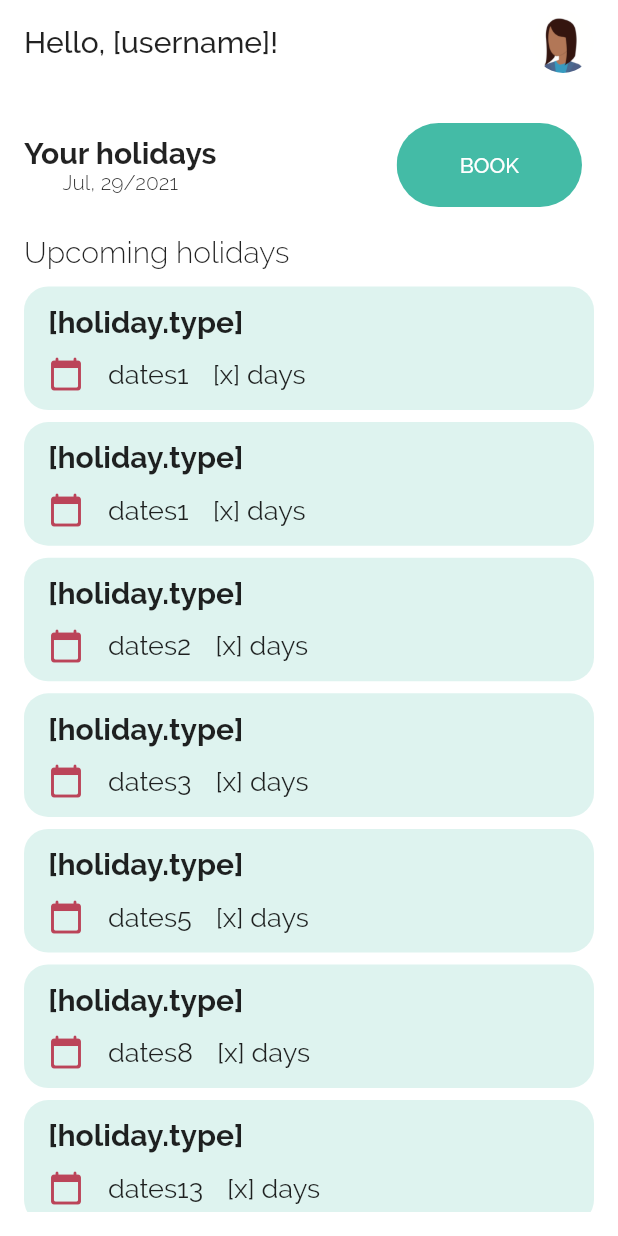
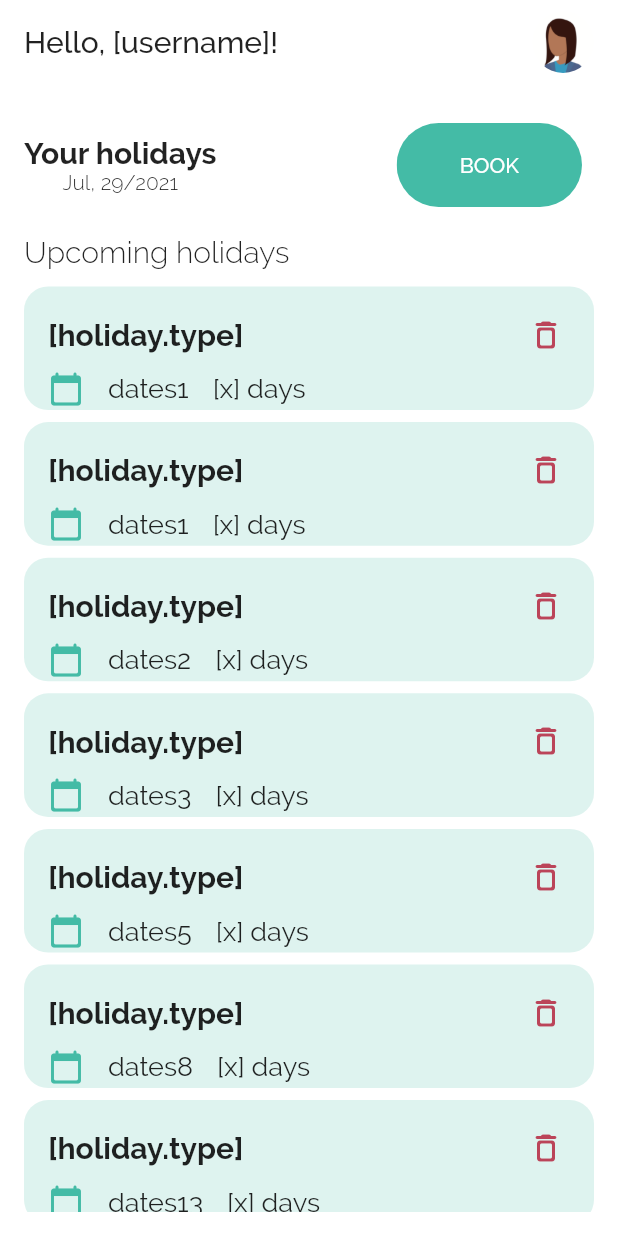
Before and after one commit to fpenim/flutter_hat, a Flutter app: the HomeScreen screen opened directly, on a phone screen of 412 x 824 dp. Run offline on Flutter 3.47's test engine with Material 2 defaults, Android fonts, the phone set to English and light mode, and no system bars.

Commit message:
Add HolidayModel

```diff
--- /dev/null
+++ b/lib/models/holiday_model.dart
@@ -0,0 +1,34 @@
+import 'dart:collection';
+
+import 'package:flutter/material.dart';
+
+class HolidayModel extends ChangeNotifier {
+  /// Internal, private state of the holidays.
+  final List<String> _holidays = [
+    '1',
+    '1',
+    '2',
+    '3',
+    '5',
+    '8',
+    '13',
+    '21',
+    '34',
+    '55'
+  ];
+
+  /// An unmodifiable view of the holidays.
+  UnmodifiableListView<String> get holidays => UnmodifiableListView(_holidays);
+
+  /// Adds [holiday] to the list of holidays.
+  void add(String holiday) {
+    _holidays.add(holiday);
+    notifyListeners();
+  }
+
+  /// Removes [holiday] from the list of holidays.
+  void remove(String holiday) {
+    _holidays.remove(holiday);
+    notifyListeners();
+  }
+}
--- a/lib/screens/EditHoliday/widgets/body.dart
+++ b/lib/screens/EditHoliday/widgets/body.dart
@@ -1,6 +1,8 @@
 import 'package:flutter/material.dart';
 import 'package:flutter_hat/constants.dart';
+import 'package:flutter_hat/models/holiday_model.dart';
 import 'package:flutter_hat/widgets/rounded_button.dart';
+import 'package:provider/provider.dart';
 
 import 'holiday_summary.dart';
 
@@ -84,9 +86,11 @@ class _BodyState extends State<Body> {
                 RoundedButton(
                   text: 'BOOK',
                   press: () {
+                    Provider.of<HolidayModel>(context, listen: false).add('7');
                     ScaffoldMessenger.of(context).showSnackBar(
                       const SnackBar(content: Text('Valid!')),
                     );
+                    Navigator.of(context).pop();
                   },
                   widthRatio: 0.6,
                 )
--- a/lib/screens/Home/widgets/body.dart
+++ b/lib/screens/Home/widgets/body.dart
@@ -6,18 +6,6 @@ import 'holiday_list_view.dart';
 class Body extends StatelessWidget {
   @override
   Widget build(BuildContext context) {
-    List<String> bookedHolidays = [
-      '1',
-      '1',
-      '2',
-      '3',
-      '5',
-      '8',
-      '13',
-      '21',
-      '34',
-      '55'
-    ];
     Size size = MediaQuery.of(context).size;
 
     return Padding(
@@ -43,7 +31,7 @@ class Body extends StatelessWidget {
                 ],
               ),
             ),
-            HolidayListView(holidays: bookedHolidays, size: size)
+            HolidayListView(size: size)
           ],
         ),
       ),
--- a/lib/screens/Home/widgets/holiday_container.dart
+++ b/lib/screens/Home/widgets/holiday_container.dart
@@ -1,12 +1,14 @@
 import 'package:flutter/material.dart';
+import 'package:flutter_hat/models/holiday_model.dart';
+import 'package:provider/provider.dart';
 
 class HolidayContainer extends StatelessWidget {
   const HolidayContainer(
-    this.i, {
+    this.holiday, {
     Key? key,
   }) : super(key: key);
 
-  final String i;
+  final String holiday;
 
   @override
   Widget build(BuildContext context) {
@@ -16,32 +18,38 @@ class HolidayContainer extends StatelessWidget {
       height: size.height * 0.1,
       margin: EdgeInsets.symmetric(vertical: 4.0),
       alignment: Alignment.center,
-      child: Column(
-        mainAxisAlignment: MainAxisAlignment.spaceEvenly,
-        children: [
-          Padding(
-            padding: const EdgeInsets.symmetric(horizontal: 16.0),
-            child: Row(
+      child: Padding(
+        padding: const EdgeInsets.fromLTRB(16.0, 8.0, 8.0, 8.0),
+        child: Column(
+          mainAxisAlignment: MainAxisAlignment.start,
+          children: [
+            Row(
+              mainAxisAlignment: MainAxisAlignment.spaceBetween,
               children: [
                 Text(
                   '[holiday.type]',
                   style: Theme.of(context).textTheme.headline6,
                 ),
+                IconButton(
+                    onPressed: () =>
+                        Provider.of<HolidayModel>(context, listen: false)
+                            .remove(holiday),
+                    icon: Icon(
+                      Icons.delete_outline_rounded,
+                      color: Theme.of(context).accentColor,
+                    ))
               ],
             ),
-          ),
-          Padding(
-            padding: const EdgeInsets.symmetric(horizontal: 16.0),
-            child: Row(
+            Row(
               children: [
                 Icon(
                   Icons.calendar_today_rounded,
-                  color: Theme.of(context).accentColor,
+                  color: Theme.of(context).primaryColor,
                 ),
                 Padding(
                   padding: const EdgeInsets.symmetric(horizontal: 16.0),
                   child: Text(
-                    'dates' + i,
+                    'dates' + holiday,
                     style: Theme.of(context).textTheme.bodyText1,
                   ),
                 ),
@@ -54,8 +62,8 @@ class HolidayContainer extends StatelessWidget {
                 ),
               ],
             ),
-          ),
-        ],
+          ],
+        ),
       ),
       decoration: BoxDecoration(
           color: Theme.of(context).primaryColorLight,
--- a/lib/screens/Home/widgets/holiday_list_view.dart
+++ b/lib/screens/Home/widgets/holiday_list_view.dart
@@ -1,24 +1,26 @@
 import 'package:flutter/material.dart';
+import 'package:flutter_hat/models/holiday_model.dart';
+import 'package:provider/provider.dart';
 
 import 'holiday_container.dart';
 
 class HolidayListView extends StatelessWidget {
   HolidayListView({
     Key? key,
-    required this.holidays,
     required this.size,
   }) : super(key: key);
 
-  final List<String> holidays;
   final Size size;
 
   @override
   Widget build(BuildContext context) {
     return Container(
       height: size.height * 0.8,
-      child: ListView.builder(
-        itemCount: holidays.length,
-        itemBuilder: (context, i) => HolidayContainer(holidays[i]),
+      child: Consumer<HolidayModel>(
+        builder: (context, model, child) => ListView.builder(
+          itemCount: model.holidays.length,
+          itemBuilder: (context, i) => HolidayContainer(model.holidays[i]),
+        ),
       ),
     );
   }
--- a/pubspec.yaml
+++ b/pubspec.yaml
@@ -33,8 +33,7 @@ dependencies:
   provider: ^5.0.0
 
 dev_dependencies:
-  flutter_test:
-    sdk: flutter
+  test: 1.17.10
 
 # For information on the generic Dart part of this file, see the
 # following page: https://dart.dev/tools/pub/pubspec
```
Also changed, not shown: lib/main.dart (+6 -1 lines), pubspec.lock, 2 other files.
